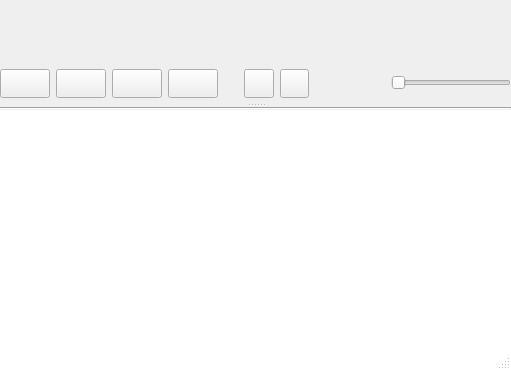
Qt form src/skins/native/form.ui (nulloy/nulloy) before a commit.
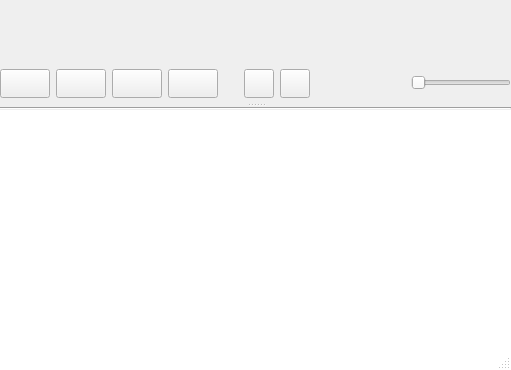
The same form after that commit. Icons and pictures are not drawn. Custom widgets are drawn as their Qt base class.

Commit message: mac native skin polishing

The edit to the form file:
```diff
--- a/src/skins/native/form.ui
+++ b/src/skins/native/form.ui
@@ -10,51 +10,6 @@
     <height>370</height>
    </rect>
   </property>
-  <property name="styleSheet">
-   <string notr="true">#playlistWidget {
-	qproperty-failed_text_color: palette(dark);
-	qproperty-file_drop_border_color: rgba(97, 148, 215, 100);
-	qproperty-file_drop_background: rgba(97, 148, 215, 100);
-}
-
-#playlistWidget QScrollBar {
-	margin-bottom: 18;
-}
-
-#waveformSlider {
-	qproperty-radius: 3;
-	qproperty-background: #3F4F61;
-	qproperty-wave_background: #4E9A06;
-	qproperty-wave_border_color: #8AE234;
-	qproperty-progress_playing_background: #0080FF;
-	qproperty-progress_paused_background: #CE8419;
-	qproperty-playing_composition: Overlay;
-	qproperty-paused_composition: Overlay;
-	qproperty-file_drop_border_color: rgba(97, 148, 215, 100);
-	qproperty-file_drop_background: rgba(97, 148, 215, 100);
-}
-
-#coverWidget {
-	background: transparent;
-}
-
-NTrackInfoWidget {
-	margin: 2;
-}
-NTrackInfoWidget QLabel {
-	color: #FFFFFF;
-	background: argb(0, 0, 0, 180);
-	border-radius: 3;
-	padding: 0 3;
-	max-height: 14px;
-	font-size: 11px;
-	font-weight: bold;
-}
-NTrackInfoWidget #MiddleCenter {
-	padding-bottom: 2;
-	font-size: 13px;
-}</string>
-  </property>
   <property name="sizeGripEnabled">
    <bool>true</bool>
   </property>
@@ -106,6 +61,11 @@
              <height>60</height>
             </size>
            </property>
+           <property name="styleSheet">
+            <string notr="true">#coverWidget {
+	background: transparent;
+}</string>
+           </property>
            <property name="frameShape">
             <enum>QFrame::StyledPanel</enum>
            </property>
@@ -115,7 +75,39 @@
           </widget>
          </item>
          <item>
-          <widget class="NWaveformSlider" name="waveformSlider" native="true"/>
+          <widget class="NWaveformSlider" name="waveformSlider" native="true">
+           <property name="styleSheet">
+            <string notr="true">#waveformSlider {
+	qproperty-radius: 3;
+	qproperty-background: #3F4F61;
+	qproperty-wave_background: #4E9A06;
+	qproperty-wave_border_color: #8AE234;
+	qproperty-progress_playing_background: #0080FF;
+	qproperty-progress_paused_background: #CE8419;
+	qproperty-playing_composition: Overlay;
+	qproperty-paused_composition: Overlay;
+	qproperty-file_drop_border_color: rgba(97, 148, 215, 100);
+	qproperty-file_drop_background: rgba(97, 148, 215, 100);
+}
+
+NTrackInfoWidget {
+	margin: 2;
+}
+NTrackInfoWidget QLabel {
+	color: #FFFFFF;
+	background: argb(0, 0, 0, 180);
+	border-radius: 3;
+	padding: 0 3;
+	max-height: 14px;
+	font-size: 11px;
+	font-weight: bold;
+}
+NTrackInfoWidget #MiddleCenter {
+	padding-bottom: 2;
+	font-size: 13px;
+}</string>
+           </property>
+          </widget>
          </item>
         </layout>
        </item>
@@ -329,13 +321,13 @@
            <widget class="QToolButton" name="shuffleButton">
             <property name="minimumSize">
              <size>
-              <width>29</width>
-              <height>29</height>
+              <width>30</width>
+              <height>0</height>
              </size>
             </property>
             <property name="maximumSize">
              <size>
-              <width>29</width>
+              <width>30</width>
               <height>29</height>
              </size>
             </property>
@@ -365,7 +357,7 @@
             </property>
             <property name="sizeHint" stdset="0">
              <size>
-              <width>40</width>
+              <width>10</width>
               <height>10</height>
              </size>
             </property>
@@ -381,13 +373,13 @@
             </property>
             <property name="minimumSize">
              <size>
-              <width>120</width>
+              <width>100</width>
               <height>0</height>
              </size>
             </property>
             <property name="maximumSize">
              <size>
-              <width>120</width>
+              <width>100</width>
               <height>20</height>
              </size>
             </property>
@@ -458,6 +450,17 @@
          <property name="acceptDrops">
           <bool>true</bool>
          </property>
+         <property name="styleSheet">
+          <string notr="true">#playlistWidget {
+	qproperty-failed_text_color: palette(dark);
+	qproperty-file_drop_border_color: rgba(97, 148, 215, 100);
+	qproperty-file_drop_background: rgba(97, 148, 215, 100);
+}
+
+#playlistWidget QScrollBar {
+	margin-bottom: 18;
+}</string>
+         </property>
          <property name="frameShape">
           <enum>QFrame::NoFrame</enum>
          </property>
```
The commit also changes 2 other files.
